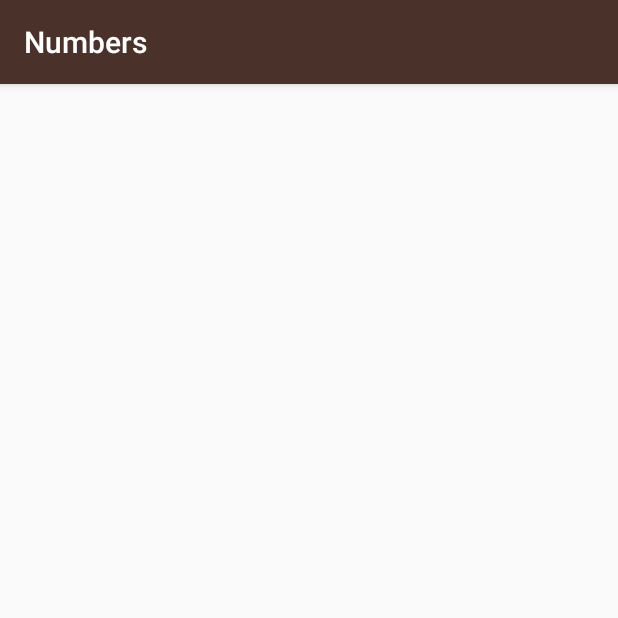
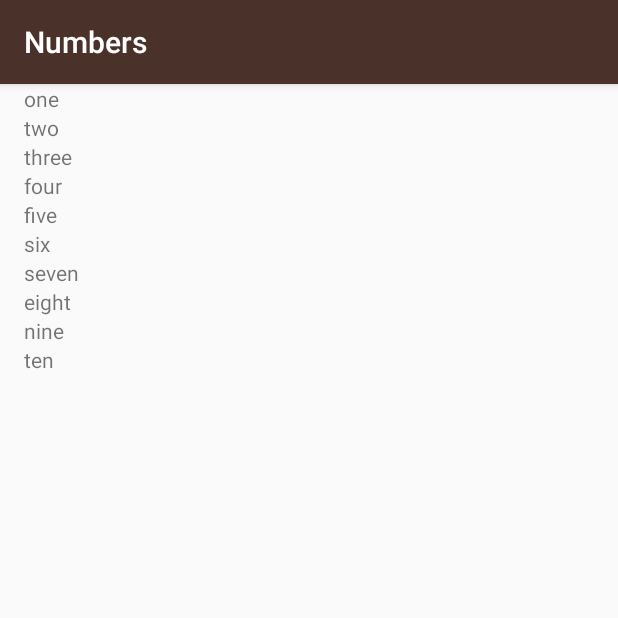
Before and after one commit to fabrous/Miwok, an Android app: the NumbersActivity screen opened directly, with no data from a screen before it, on a phone screen of 412 x 824 dp, the top half of it. Run offline under Robolectric (Android 15) with nearby library versions, the light colour scheme and no system bars.

Commit message:
Lesson 2 - cap 12

```diff
--- a/app/src/main/java/com/example/android/miwok/NumbersActivity.java
+++ b/app/src/main/java/com/example/android/miwok/NumbersActivity.java
@@ -3,6 +3,9 @@ package com.example.android.miwok;
 import android.support.v7.app.AppCompatActivity;
 import android.os.Bundle;
 import android.util.Log;
+import android.widget.LinearLayout;
+import android.widget.TextView;
+import java.util.ArrayList;
 
 public class NumbersActivity extends AppCompatActivity {
 
@@ -11,13 +14,37 @@ public class NumbersActivity extends AppCompatActivity {
         super.onCreate(savedInstanceState);
         setContentView(R.layout.activity_numbers);
 
-        String[] words = {"one", "two", "three", "four", "five", "six", "seven", "eight", "nine", "ten"};
+        ArrayList<String> words = new ArrayList<String>();
+        words.add("one");
+        words.add("two");
+        words.add("three");
+        words.add("four");
+        words.add("five");
+        words.add("six");
+        words.add("seven");
+        words.add("eight");
+        words.add("nine");
+        words.add("ten");
 
-        Log.v("NumbersActivity", "Word at index 0: " + words[0]);
-        Log.v("NumbersActivity", "Word at index 1: " + words[1]);
-        Log.v("NumbersActivity", "Word at index 2: " + words[2]);
-        Log.v("NumbersActivity", "Word at index 3: " + words[3]);
-        Log.v("NumbersActivity", "Word at index 4: " + words[4]);
+        LinearLayout rootView = (LinearLayout)findViewById(R.id.rootView);
 
+        for (int i=0; i < words.size(); i++) {
+            TextView wordView = new TextView(this);
+            wordView.setText(words.get(i));
+            rootView.addView(wordView);
+        }
+
+/*
+        Log.v("NumbersActivity", "Word at index 0: " + words.get(0));
+        Log.v("NumbersActivity", "Word at index 1: " + words.get(1));
+        Log.v("NumbersActivity", "Word at index 2: " + words.get(2));
+        Log.v("NumbersActivity", "Word at index 3: " + words.get(3));
+        Log.v("NumbersActivity", "Word at index 4: " + words.get(4));
+        Log.v("NumbersActivity", "Word at index 5: " + words.get(5));
+        Log.v("NumbersActivity", "Word at index 6: " + words.get(6));
+        Log.v("NumbersActivity", "Word at index 7: " + words.get(7));
+        Log.v("NumbersActivity", "Word at index 8: " + words.get(8));
+        Log.v("NumbersActivity", "Word at index 9: " + words.get(9));
+*/
     }
 }
--- a/app/src/main/res/layout/activity_numbers.xml
+++ b/app/src/main/res/layout/activity_numbers.xml
@@ -1,9 +1,11 @@
 <?xml version="1.0" encoding="utf-8"?>
-<android.support.constraint.ConstraintLayout xmlns:android="http://schemas.android.com/apk/res/android"
-    xmlns:app="http://schemas.android.com/apk/res-auto"
-    xmlns:tools="http://schemas.android.com/tools"
+<LinearLayout xmlns:android="http://schemas.android.com/apk/res/android"
     android:layout_width="match_parent"
     android:layout_height="match_parent"
-    tools:context="com.example.android.miwok.NumbersActivity">
+    android:paddingLeft="16dp"
+    android:paddingRight="16dp"
+    android:orientation="vertical"
+    android:id="@+id/rootView" >
 
-</android.support.constraint.ConstraintLayout>
+
+</LinearLayout>
```
